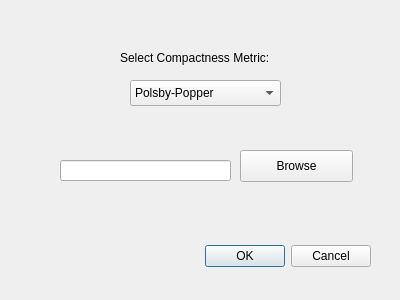
Before: the Qt Designer form compactness_calculator_dialog_base.ui in gerrymandr/qgis-compactness, drawn with Qt 5.
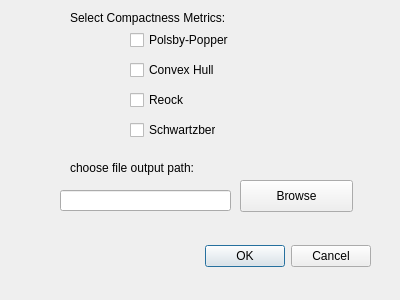
After: the same form once the commit is applied.

Commit message: connect checkboxes to code

```diff
--- a/compactness_calculator_dialog_base.ui
+++ b/compactness_calculator_dialog_base.ui
@@ -12,54 +12,24 @@
   <property name="windowTitle" >
    <string>Compactness Calculator</string>
   </property>
-  <widget class="QComboBox" name="comboBox">
-   <property name="geometry">
-    <rect>
-     <x>130</x>
-     <y>80</y>
-     <width>151</width>
-     <height>26</height>
-    </rect>
-   </property>
-   <item>
-    <property name="text">
-     <string>Polsby-Popper</string>
-    </property>
-   </item>
-   <item>
-    <property name="text">
-     <string>Reock</string>
-    </property>
-   </item>
-   <item>
-    <property name="text">
-     <string>Convex-Hull</string>
-    </property>
-   </item>
-   <item>
-    <property name="text">
-     <string>Schwartzberg</string>
-    </property>
-   </item>
-  </widget>
   <widget class="QLabel" name="label">
    <property name="geometry">
     <rect>
-     <x>120</x>
-     <y>50</y>
+     <x>70</x>
+     <y>10</y>
      <width>181</width>
      <height>16</height>
     </rect>
    </property>
    <property name="text">
-    <string>Select Compactness Metric:</string>
+    <string>Select Compactness Metrics:</string>
    </property>
   </widget>
   <widget class="QLineEdit" name="lineEdit">
    <property name="geometry">
     <rect>
      <x>60</x>
-     <y>160</y>
+     <y>190</y>
      <width>171</width>
      <height>21</height>
     </rect>
@@ -69,7 +39,7 @@
    <property name="geometry">
     <rect>
      <x>240</x>
-     <y>150</y>
+     <y>180</y>
      <width>113</width>
      <height>32</height>
     </rect>
@@ -94,6 +64,71 @@
     <set>QDialogButtonBox::Cancel|QDialogButtonBox::Ok</set>
    </property>
   </widget>
+  <widget class="QCheckBox" name="polsby">
+   <property name="geometry">
+    <rect>
+     <x>130</x>
+     <y>30</y>
+     <width>121</width>
+     <height>20</height>
+    </rect>
+   </property>
+   <property name="text">
+    <string>Polsby-Popper</string>
+   </property>
+  </widget>
+  <widget class="QCheckBox" name="ConvexHull">
+   <property name="geometry">
+    <rect>
+     <x>130</x>
+     <y>60</y>
+     <width>101</width>
+     <height>20</height>
+    </rect>
+   </property>
+   <property name="text">
+    <string>Convex Hull</string>
+   </property>
+  </widget>
+  <widget class="QCheckBox" name="Reock">
+   <property name="geometry">
+    <rect>
+     <x>130</x>
+     <y>90</y>
+     <width>86</width>
+     <height>20</height>
+    </rect>
+   </property>
+   <property name="text">
+    <string>Reock</string>
+   </property>
+  </widget>
+  <widget class="QCheckBox" name="Schwartzberg">
+   <property name="geometry">
+    <rect>
+     <x>130</x>
+     <y>120</y>
+     <width>86</width>
+     <height>20</height>
+    </rect>
+   </property>
+   <property name="text">
+    <string>Schwartzberg</string>
+   </property>
+  </widget>
+  <widget class="QLabel" name="label_2">
+   <property name="geometry">
+    <rect>
+     <x>70</x>
+     <y>160</y>
+     <width>201</width>
+     <height>16</height>
+    </rect>
+   </property>
+   <property name="text">
+    <string>choose file output path:</string>
+   </property>
+  </widget>
  </widget>
  <resources/>
  <connections>
```
Left out of the diff: 41 changed lines with no effect on the pictures. The commit also changes 1 other file.
